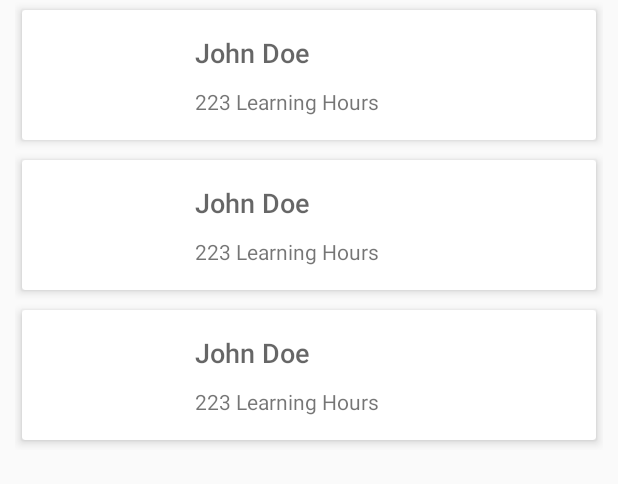
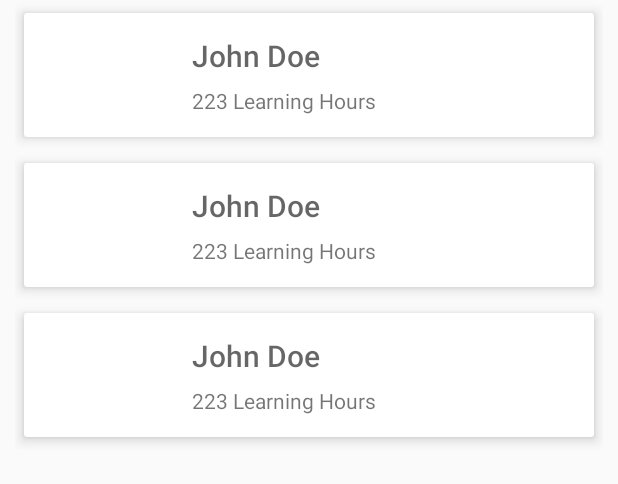
Before and after one commit to axornam/gads_leaderboard, an Android app: the layout fragment_learners.xml on its own in the app's theme, with its tools: preview values and no code run, on a phone screen of 412 x 824 dp. Shown: the top 484 px of the screen. Run offline under Robolectric (Android 15) with nearby library versions, the phone set to English and light mode, and no system bars.

```diff
--- a/app/src/main/java/com/axornam/gads_leaderboard/FragmentLearningHours.java
+++ b/app/src/main/java/com/axornam/gads_leaderboard/FragmentLearningHours.java
@@ -65,9 +65,6 @@ public class FragmentLearningHours extends Fragment {
         Log.d(TAG, "initArrayList: Initialising Arrays");
 
         if (body.size() != 0) {
-//            for (LearningLeader l : body) {
-//                this.mLearningLeaders.add(l);
-//            }
             this.mLearningLeaders.addAll(body);
             initRecyclerView(mView, this.mLearningLeaders);
         } else {
@@ -83,6 +80,4 @@ public class FragmentLearningHours extends Fragment {
         mRecyclerView.setAdapter(mRecyclerViewAdapter);
         mRecyclerView.setLayoutManager(new LinearLayoutManager(getContext()));
     }
-//    private void initRecyclerView(View root) {
-//    }
 }
--- a/app/src/main/res/layout/recycler_item.xml
+++ b/app/src/main/res/layout/recycler_item.xml
@@ -11,7 +11,7 @@
         android:id="@+id/card_view"
         android:layout_width="match_parent"
         android:layout_height="100dp"
-        app:cardElevation="4dp"
+        app:cardElevation="5dp"
         app:cardUseCompatPadding="true"
         app:contentPadding="8dp">
 
@@ -35,7 +35,7 @@
                 android:layout_height="wrap_content"
                 android:layout_marginLeft="12dp"
                 android:layout_marginRight="12dp"
-                android:padding="3dp"
+                android:textSize="20sp"
                 android:text="@string/john_doe"
                 android:textAlignment="textStart"
                 android:textAppearance="@android:style/TextAppearance.DeviceDefault.Medium"
@@ -50,8 +50,8 @@
                 android:layout_height="wrap_content"
                 android:layout_marginLeft="12dp"
                 android:layout_marginRight="12dp"
+                android:textSize="14sp"
                 android:gravity="start"
-                android:padding="3dp"
                 android:text="@string/_223_learning_hours"
                 app:layout_constraintBottom_toBottomOf="parent"
                 app:layout_constraintLeft_toRightOf="@+id/badge"
--- a/app/src/main/res/values/strings.xml
+++ b/app/src/main/res/values/strings.xml
@@ -1,5 +1,5 @@
 <resources>
-    <string name="app_name">Gads_Leaderboard</string>
+    <string name="app_name">Leaderboard</string>
     <string name="title_activity_learners">Learners</string>
     <string name="title">LEADERBOARD</string>
     <string name="tab_text_1">Learning Leaders</string>
```
